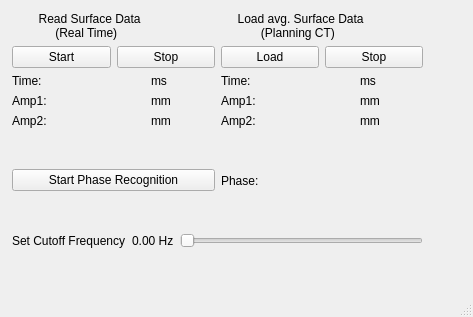
This is SurfaceDataImplementationIsolated/mainwindow.ui in MarkusAstl/SurfaceDataImpl as Qt 5 draws it before an edit. The edited form follows.
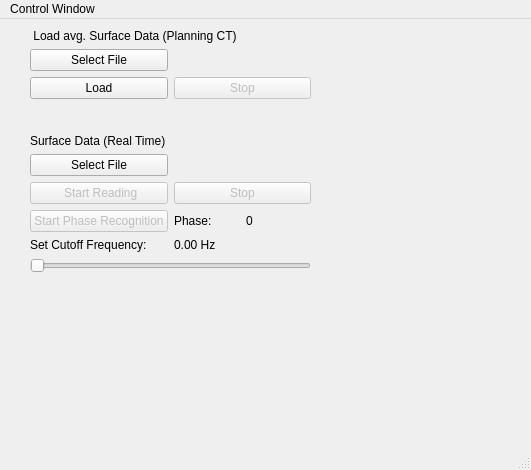
This is the edited form.

What changed in the file:
```diff
--- a/SurfaceDataImplementationIsolated/mainwindow.ui
+++ b/SurfaceDataImplementationIsolated/mainwindow.ui
@@ -6,149 +6,63 @@
    <rect>
     <x>0</x>
     <y>0</y>
-    <width>473</width>
-    <height>317</height>
+    <width>531</width>
+    <height>470</height>
    </rect>
   </property>
   <property name="windowTitle">
    <string>MainWindow</string>
   </property>
   <widget class="QWidget" name="centralwidget">
-   <widget class="QWidget" name="layoutWidget">
+   <widget class="QWidget" name="">
     <property name="geometry">
      <rect>
-      <x>12</x>
-      <y>12</y>
-      <width>411</width>
-      <height>236</height>
+      <x>30</x>
+      <y>10</y>
+      <width>281</width>
+      <height>244</height>
      </rect>
     </property>
-    <layout class="QVBoxLayout" name="verticalLayout_2">
-     <item>
       <layout class="QVBoxLayout" name="verticalLayout">
        <item>
-        <layout class="QHBoxLayout" name="horizontalLayout_15">
-         <item>
-          <layout class="QVBoxLayout" name="verticalLayout_12">
-           <item>
-            <widget class="QLabel" name="ReadLabel_4">
+      <widget class="QLabel" name="Load_label">
              <property name="text">
-              <string>        Read Surface Data
-             (Real Time)</string>
+        <string> Load avg. Surface Data (Planning CT)</string>
              </property>
             </widget>
            </item>
            <item>
-            <layout class="QHBoxLayout" name="horizontalLayout_16">
+      <layout class="QHBoxLayout" name="horizontalLayout_6">
              <item>
               <widget class="QPushButton" name="StartReadingButton_4">
                <property name="text">
-                <string>Start</string>
+          <string>Select File</string>
                </property>
               </widget>
              </item>
              <item>
-              <widget class="QPushButton" name="StopReadingButton_4">
-               <property name="enabled">
-                <bool>true</bool>
-               </property>
+        <widget class="QLabel" name="LoadingFileLabel">
                <property name="text">
-                <string>Stop</string>
+          <string> </string>
                </property>
               </widget>
              </item>
             </layout>
            </item>
            <item>
-            <layout class="QGridLayout" name="gridLayout_28">
-             <item row="0" column="0">
-              <widget class="QLabel" name="label_71">
-               <property name="text">
-                <string>Time:</string>
-               </property>
-              </widget>
-             </item>
-             <item row="0" column="1">
-              <widget class="QLabel" name="timeLabel_4">
-               <property name="text">
-                <string/>
-               </property>
-              </widget>
-             </item>
-             <item row="0" column="2">
-              <widget class="QLabel" name="label_72">
-               <property name="text">
-                <string>ms</string>
-               </property>
-              </widget>
-             </item>
-             <item row="1" column="0">
-              <widget class="QLabel" name="label_73">
-               <property name="text">
-                <string>Amp1:</string>
-               </property>
-              </widget>
-             </item>
-             <item row="1" column="1">
-              <widget class="QLabel" name="amp1Label_4">
-               <property name="text">
-                <string/>
-               </property>
-              </widget>
-             </item>
-             <item row="1" column="2">
-              <widget class="QLabel" name="label_74">
-               <property name="text">
-                <string>mm</string>
-               </property>
-              </widget>
-             </item>
-             <item row="2" column="0">
-              <widget class="QLabel" name="label_75">
-               <property name="text">
-                <string>Amp2:</string>
-               </property>
-              </widget>
-             </item>
-             <item row="2" column="1">
-              <widget class="QLabel" name="amp2Label_4">
-               <property name="text">
-                <string/>
-               </property>
-              </widget>
-             </item>
-             <item row="2" column="2">
-              <widget class="QLabel" name="label_76">
-               <property name="text">
-                <string>mm</string>
-               </property>
-              </widget>
-             </item>
-            </layout>
-           </item>
-          </layout>
-         </item>
+      <layout class="QHBoxLayout" name="horizontalLayout_5">
          <item>
-          <layout class="QGridLayout" name="gridLayout_29">
-           <item row="0" column="0">
-            <widget class="QLabel" name="label_77">
-             <property name="text">
-              <string>     Load avg. Surface Data
-            (Planning CT)</string>
-             </property>
-            </widget>
-           </item>
-           <item row="1" column="0">
-            <layout class="QHBoxLayout" name="horizontalLayout_17">
-             <item>
-              <widget class="QPushButton" name="LoadingButton_4">
+        <widget class="QPushButton" name="LoadingButton">
                <property name="text">
                 <string>Load</string>
                </property>
               </widget>
              </item>
              <item>
-              <widget class="QPushButton" name="StopLoadingButton_4">
+        <widget class="QPushButton" name="StopLoadingButton">
+         <property name="enabled">
+          <bool>false</bool>
+         </property>
                <property name="text">
                 <string>Stop</string>
                </property>
@@ -156,103 +70,111 @@
              </item>
             </layout>
            </item>
-           <item row="2" column="0">
-            <layout class="QGridLayout" name="gridLayout_30">
-             <item row="0" column="0">
-              <widget class="QLabel" name="label_78">
-               <property name="text">
-                <string>Time:</string>
-               </property>
-              </widget>
-             </item>
-             <item row="0" column="1">
-              <widget class="QLabel" name="timeLabelAvg_4">
-               <property name="text">
-                <string/>
-               </property>
-              </widget>
-             </item>
-             <item row="0" column="2">
-              <widget class="QLabel" name="label_79">
+     <item>
+      <spacer name="verticalSpacer">
+       <property name="orientation">
+        <enum>Qt::Vertical</enum>
+       </property>
+       <property name="sizeHint" stdset="0">
+        <size>
+         <width>20</width>
+         <height>17</height>
+        </size>
+       </property>
+      </spacer>
+     </item>
+     <item>
+      <widget class="QLabel" name="ReadLabel">
                <property name="text">
-                <string>ms</string>
+        <string>Surface Data (Real Time)</string>
                </property>
               </widget>
              </item>
-             <item row="1" column="0">
-              <widget class="QLabel" name="label_80">
+     <item>
+      <layout class="QHBoxLayout" name="horizontalLayout_4">
+       <item>
+        <widget class="QPushButton" name="SelectReadingFileButton">
                <property name="text">
-                <string>Amp1:</string>
+          <string>Select File</string>
                </property>
               </widget>
              </item>
-             <item row="1" column="1">
-              <widget class="QLabel" name="amp1LabelAvg_4">
+       <item>
+        <widget class="QLabel" name="ReadingFileLabel">
                <property name="text">
-                <string/>
+          <string> </string>
                </property>
               </widget>
              </item>
-             <item row="1" column="2">
-              <widget class="QLabel" name="label_81">
-               <property name="text">
-                <string>mm</string>
-               </property>
-              </widget>
-             </item>
-             <item row="2" column="0">
-              <widget class="QLabel" name="label_82">
-               <property name="text">
-                <string>Amp2:</string>
-               </property>
-              </widget>
-             </item>
-             <item row="2" column="1">
-              <widget class="QLabel" name="amp2LabelAvg_4">
+      </layout>
+     </item>
+     <item>
+      <layout class="QHBoxLayout" name="horizontalLayout_3">
+       <item>
+        <widget class="QPushButton" name="StartReadingButton">
+         <property name="enabled">
+          <bool>false</bool>
+         </property>
                <property name="text">
-                <string/>
+          <string> Start Reading</string>
                </property>
               </widget>
              </item>
-             <item row="2" column="2">
-              <widget class="QLabel" name="label_83">
+       <item>
+        <widget class="QPushButton" name="StopReadingButton">
+         <property name="enabled">
+          <bool>false</bool>
+         </property>
                <property name="text">
-                <string>mm</string>
+          <string>Stop</string>
                </property>
               </widget>
              </item>
             </layout>
            </item>
-          </layout>
-         </item>
-        </layout>
-       </item>
        <item>
-        <layout class="QHBoxLayout" name="horizontalLayout">
+      <layout class="QHBoxLayout" name="horizontalLayout_2">
          <item>
           <widget class="QPushButton" name="StartPhaseRecognitionButton">
+         <property name="enabled">
+          <bool>false</bool>
+         </property>
            <property name="text">
             <string>Start Phase Recognition</string>
            </property>
           </widget>
          </item>
+       <item>
+        <widget class="QLabel" name="phase_text">
+         <property name="maximumSize">
+          <size>
+           <width>1777197</width>
+           <height>16777215</height>
+          </size>
+         </property>
+         <property name="layoutDirection">
+          <enum>Qt::LeftToRight</enum>
+         </property>
+         <property name="text">
+          <string>Phase:</string>
+         </property>
+        </widget>
+       </item>
          <item>
           <widget class="QLabel" name="phaseLabel">
            <property name="text">
-            <string>Phase: </string>
+          <string>0</string>
            </property>
           </widget>
          </item>
         </layout>
        </item>
-      </layout>
-     </item>
      <item>
-      <layout class="QHBoxLayout" name="horizontalLayout_2">
+      <layout class="QHBoxLayout" name="horizontalLayout">
        <item>
         <widget class="QLabel" name="label">
          <property name="text">
-          <string>Set Cutoff Frequency</string>
+          <string>Set Cutoff Frequency:</string>
          </property>
         </widget>
        </item>
@@ -263,8 +185,13 @@
          </property>
         </widget>
        </item>
+      </layout>
+     </item>
        <item>
         <widget class="QSlider" name="fc_slider">
+       <property name="enabled">
+        <bool>false</bool>
+       </property>
          <property name="minimum">
           <number>0</number>
          </property>
@@ -280,8 +207,6 @@
         </widget>
        </item>
       </layout>
-     </item>
-    </layout>
    </widget>
   </widget>
   <widget class="QMenuBar" name="menubar">
@@ -289,10 +214,16 @@
     <rect>
      <x>0</x>
      <y>0</y>
-     <width>473</width>
-     <height>25</height>
+     <width>531</width>
+     <height>20</height>
     </rect>
    </property>
+   <widget class="QMenu" name="menuControl_Window">
+    <property name="title">
+     <string>Control Window</string>
+    </property>
+   </widget>
+   <addaction name="menuControl_Window"/>
   </widget>
   <widget class="QStatusBar" name="statusbar"/>
  </widget>
```
Left out of the diff: 21 changed lines with no effect on the pictures. Lines whose indentation alone changed are shown as unchanged.
